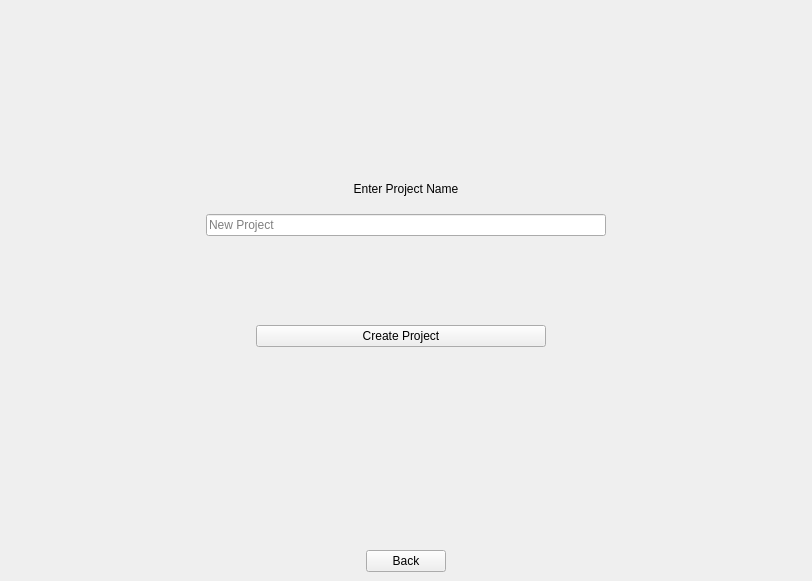
Old version of the form src/Editor/EditorChoiceScreen.ui in the repository RemotelyChaotic/JOIPEngine.
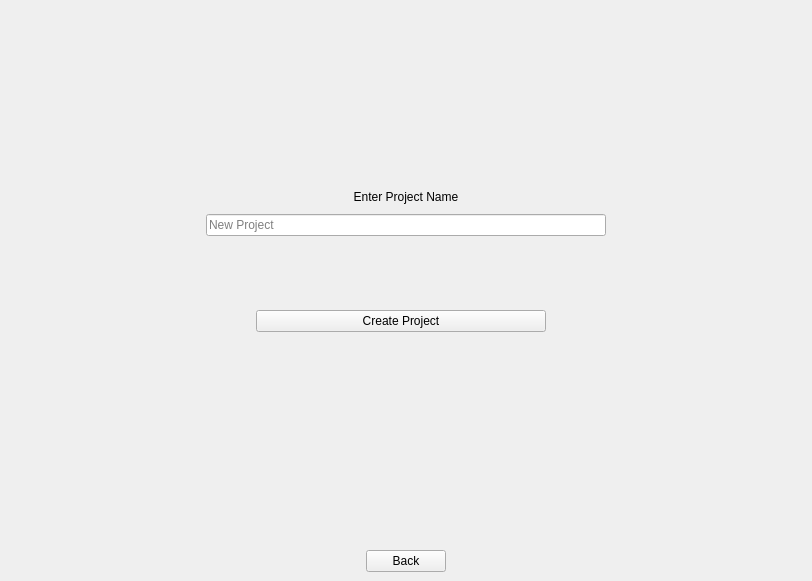
New version of the form. The open tabs and pages were chosen to show the change. Custom widgets are drawn as their Qt base class.

Diff of the .ui file:
```diff
--- a/src/Editor/EditorChoiceScreen.ui
+++ b/src/Editor/EditorChoiceScreen.ui
@@ -60,9 +60,12 @@
      <property name="orientation">
       <enum>Qt::Horizontal</enum>
      </property>
+     <property name="sizeType">
+      <enum>QSizePolicy::Fixed</enum>
+     </property>
      <property name="sizeHint" stdset="0">
       <size>
-       <width>102</width>
+       <width>50</width>
        <height>20</height>
       </size>
      </property>
@@ -73,9 +76,12 @@
      <property name="orientation">
       <enum>Qt::Horizontal</enum>
      </property>
+     <property name="sizeType">
+      <enum>QSizePolicy::Fixed</enum>
+     </property>
      <property name="sizeHint" stdset="0">
       <size>
-       <width>102</width>
+       <width>50</width>
        <height>20</height>
       </size>
      </property>
@@ -137,6 +143,19 @@
         <number>10</number>
        </property>
        <item row="0" column="0">
+        <spacer name="horizontalSpacer_9">
+         <property name="orientation">
+          <enum>Qt::Horizontal</enum>
+         </property>
+         <property name="sizeHint" stdset="0">
+          <size>
+           <width>40</width>
+           <height>20</height>
+          </size>
+         </property>
+        </spacer>
+       </item>
+       <item row="0" column="1">
         <widget class="QWidget" name="pNewProjectWidget" native="true">
          <property name="minimumSize">
           <size>
@@ -160,20 +179,7 @@
           <property name="spacing">
            <number>10</number>
           </property>
-          <item row="5" column="3">
-           <spacer name="horizontalSpacer_4">
-            <property name="orientation">
-             <enum>Qt::Horizontal</enum>
-            </property>
-            <property name="sizeHint" stdset="0">
-             <size>
-              <width>40</width>
-              <height>20</height>
-             </size>
-            </property>
-           </spacer>
-          </item>
-          <item row="5" column="0">
+          <item row="6" column="0">
            <spacer name="horizontalSpacer_3">
             <property name="orientation">
              <enum>Qt::Horizontal</enum>
@@ -186,7 +192,20 @@
             </property>
            </spacer>
           </item>
-          <item row="2" column="0" colspan="4">
+          <item row="6" column="3">
+           <spacer name="horizontalSpacer_4">
+            <property name="orientation">
+             <enum>Qt::Horizontal</enum>
+            </property>
+            <property name="sizeHint" stdset="0">
+             <size>
+              <width>40</width>
+              <height>20</height>
+             </size>
+            </property>
+           </spacer>
+          </item>
+          <item row="3" column="0" colspan="4">
            <widget class="QLineEdit" name="pProjectNameLineEdit">
             <property name="sizePolicy">
              <sizepolicy hsizetype="Expanding" vsizetype="Fixed">
@@ -202,7 +221,20 @@
             </property>
            </widget>
           </item>
-          <item row="5" column="1">
+          <item row="4" column="0" colspan="4">
+           <widget class="QLabel" name="pErrorLabel">
+            <property name="sizePolicy">
+             <sizepolicy hsizetype="Preferred" vsizetype="Minimum">
+              <horstretch>0</horstretch>
+              <verstretch>0</verstretch>
+             </sizepolicy>
+            </property>
+            <property name="text">
+             <string/>
+            </property>
+           </widget>
+          </item>
+          <item row="6" column="1">
            <widget class="QPushButton" name="pCreateProjectButton">
             <property name="sizePolicy">
              <sizepolicy hsizetype="Minimum" vsizetype="Fixed">
@@ -215,20 +247,7 @@
             </property>
            </widget>
           </item>
-          <item row="3" column="0" colspan="4">
-           <widget class="QLabel" name="pErrorLabel">
-            <property name="sizePolicy">
-             <sizepolicy hsizetype="Preferred" vsizetype="Minimum">
-              <horstretch>0</horstretch>
-              <verstretch>0</verstretch>
-             </sizepolicy>
-            </property>
-            <property name="text">
-             <string/>
-            </property>
-           </widget>
-          </item>
-          <item row="4" column="1" colspan="2">
+          <item row="5" column="1" colspan="2">
            <spacer name="verticalSpacer_3">
             <property name="orientation">
              <enum>Qt::Vertical</enum>
@@ -244,7 +263,7 @@
             </property>
            </spacer>
           </item>
-          <item row="1" column="1" colspan="2">
+          <item row="2" column="1" colspan="2">
            <widget class="QLabel" name="label">
             <property name="sizePolicy">
              <sizepolicy hsizetype="Preferred" vsizetype="Preferred">
@@ -260,9 +279,48 @@
             </property>
            </widget>
           </item>
+          <item row="1" column="1" colspan="2">
+           <spacer name="verticalSpacer_7">
+            <property name="orientation">
+             <enum>Qt::Vertical</enum>
+            </property>
+            <property name="sizeHint" stdset="0">
+             <size>
+              <width>20</width>
+              <height>40</height>
+             </size>
+            </property>
+           </spacer>
+          </item>
+          <item row="7" column="1" colspan="2">
+           <spacer name="verticalSpacer_6">
+            <property name="orientation">
+             <enum>Qt::Vertical</enum>
+            </property>
+            <property name="sizeHint" stdset="0">
+             <size>
+              <width>20</width>
+              <height>40</height>
+             </size>
+            </property>
+           </spacer>
+          </item>
          </layout>
         </widget>
        </item>
+       <item row="0" column="2">
+        <spacer name="horizontalSpacer_10">
+         <property name="orientation">
+          <enum>Qt::Horizontal</enum>
+         </property>
+         <property name="sizeHint" stdset="0">
+          <size>
+           <width>40</width>
+           <height>20</height>
+          </size>
+         </property>
+        </spacer>
+       </item>
       </layout>
      </widget>
      <widget class="QWidget" name="pOpenProjectPage">
```
Left out of the diff: 54 changed lines with no effect on the pictures.
